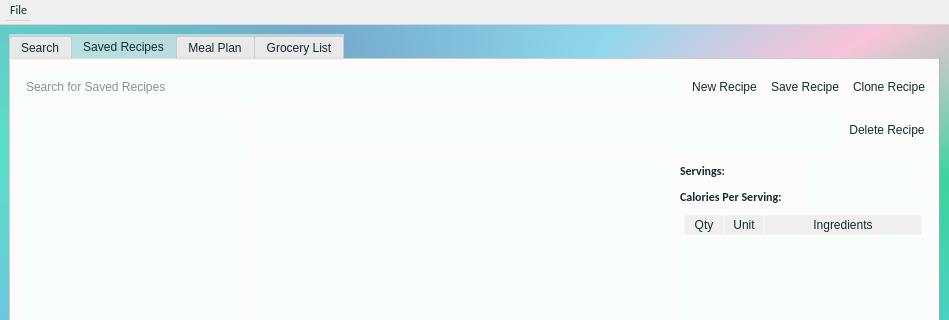
Before: the Qt Designer form mainwindow.ui in jake-kolk/CPT_S322.Project, drawn with Qt 5; both pictures show x 0 to 949 and y 0 to 320 of the 949 by 559 pixel window.
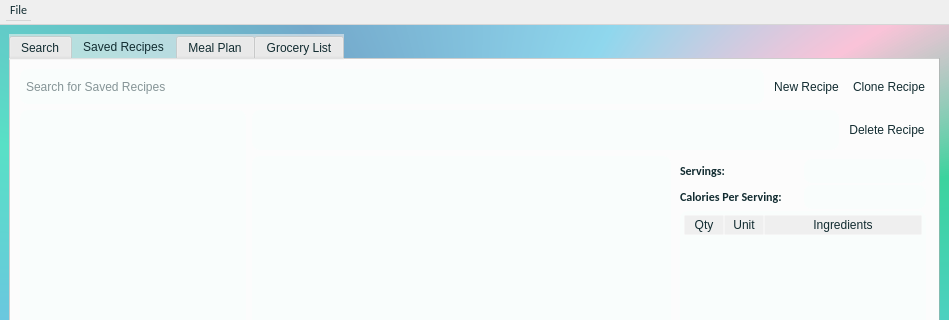
After: the same form once the commit is applied. The open tabs and pages were chosen to show the change.

```diff
--- a/mainwindow.ui
+++ b/mainwindow.ui
@@ -1722,15 +1722,43 @@
        </attribute>
        <layout class="QVBoxLayout" name="verticalLayout_2">
         <item>
-         <layout class="QGridLayout" name="gridLayout_7" rowstretch="0" columnstretch="0,0,0,0">
+         <layout class="QGridLayout" name="gridLayout_7" rowstretch="0" columnstretch="0,0,0">
           <property name="sizeConstraint">
            <enum>QLayout::SizeConstraint::SetDefaultConstraint</enum>
           </property>
           <property name="verticalSpacing">
            <number>7</number>
           </property>
+          <item row="0" column="0">
+           <widget class="QLineEdit" name="searchSavedRecipesBox">
+            <property name="sizePolicy">
+             <sizepolicy hsizetype="Expanding" vsizetype="Expanding">
+              <horstretch>5</horstretch>
+              <verstretch>0</verstretch>
+             </sizepolicy>
+            </property>
+            <property name="maximumSize">
+             <size>
+              <width>16777215</width>
+              <height>35</height>
+             </size>
+            </property>
+            <property name="sizeIncrement">
+             <size>
+              <width>0</width>
+              <height>0</height>
+             </size>
+            </property>
+            <property name="text">
+             <string/>
+            </property>
+            <property name="placeholderText">
+             <string>Search for Saved Recipes</string>
+            </property>
+           </widget>
+          </item>
           <item row="0" column="2">
-           <widget class="QPushButton" name="saveSavedRecipeEditButton">
+           <widget class="QPushButton" name="cloneSavedRecipeButton">
             <property name="sizePolicy">
              <sizepolicy hsizetype="Expanding" vsizetype="Expanding">
               <horstretch>0</horstretch>
@@ -1744,7 +1772,7 @@
              </size>
             </property>
             <property name="text">
-             <string>Save Recipe</string>
+             <string>Clone Recipe</string>
             </property>
            </widget>
           </item>
@@ -1767,53 +1795,6 @@
             </property>
            </widget>
           </item>
-          <item row="0" column="3">
-           <widget class="QPushButton" name="cloneSavedRecipeButton">
-            <property name="sizePolicy">
-             <sizepolicy hsizetype="Expanding" vsizetype="Expanding">
-              <horstretch>0</horstretch>
-              <verstretch>0</verstretch>
-             </sizepolicy>
-            </property>
-            <property name="maximumSize">
-             <size>
-              <width>16777215</width>
-              <height>35</height>
-             </size>
-            </property>
-            <property name="text">
-             <string>Clone Recipe</string>
-            </property>
-           </widget>
-          </item>
-          <item row="0" column="0">
-           <widget class="QLineEdit" name="searchSavedRecipesBox">
-            <property name="sizePolicy">
-             <sizepolicy hsizetype="Expanding" vsizetype="Expanding">
-              <horstretch>5</horstretch>
-              <verstretch>0</verstretch>
-             </sizepolicy>
-            </property>
-            <property name="maximumSize">
-             <size>
-              <width>16777215</width>
-              <height>35</height>
-             </size>
-            </property>
-            <property name="sizeIncrement">
-             <size>
-              <width>0</width>
-              <height>0</height>
-             </size>
-            </property>
-            <property name="text">
-             <string/>
-            </property>
-            <property name="placeholderText">
-             <string>Search for Saved Recipes</string>
-            </property>
-           </widget>
-          </item>
          </layout>
         </item>
         <item>
```
Left out of the diff: 2 changed lines with no effect on the pictures.
